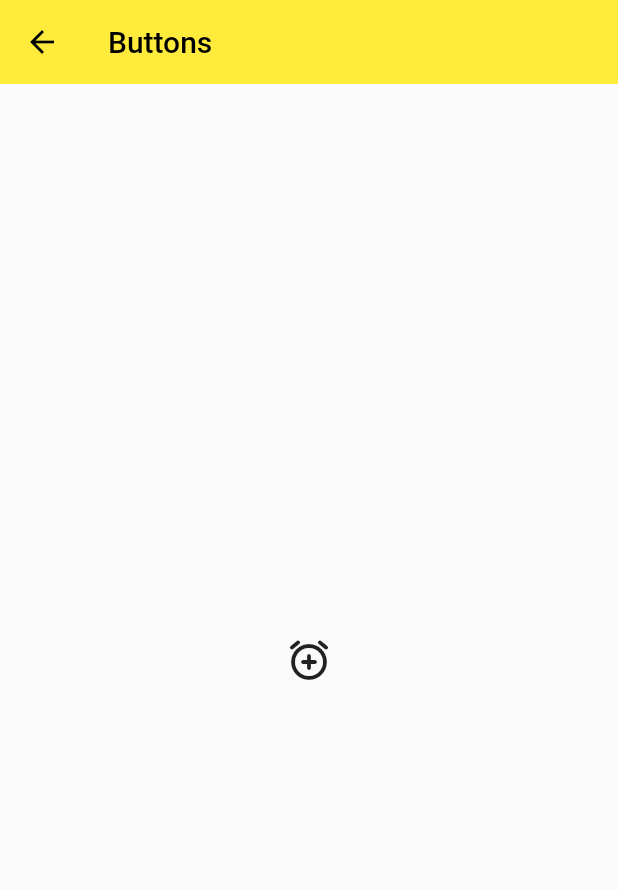
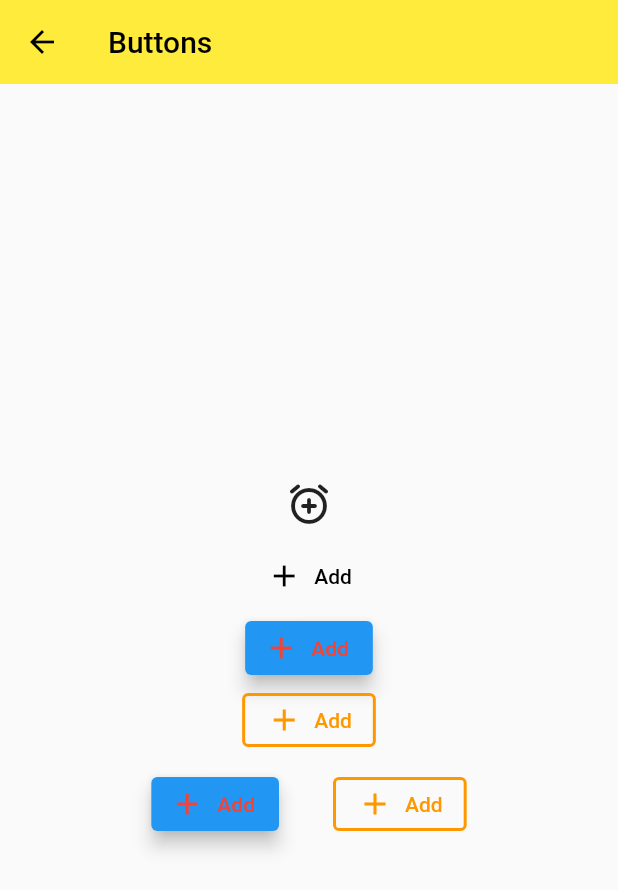
Before and after one commit to kenLiaowj/FlutterApp, a Flutter app: the screen it shows after launch, after a tap on "Buttons Demo", on a phone screen of 412 x 824 dp. Shown: the top 890 px of the screen. Run offline on Flutter 3.47's test engine with Material 2 defaults, Android fonts, the phone set to English and light mode, and no system bars.

Commit message:
1. 添加4种类型的Button 2. 添加FloatingButton

```diff
--- a/lib/demo/material_components.dart
+++ b/lib/demo/material_components.dart
@@ -1,5 +1,6 @@
 import 'package:flutter/material.dart';
 import 'material_design/button_demo.dart';
+import 'material_design/floating_button.dart';
 
 class MaterialComponents extends StatelessWidget {
   const MaterialComponents({super.key});
@@ -12,7 +13,10 @@ class MaterialComponents extends StatelessWidget {
         elevation: 0.0,
       ),
       body: ListView(
-        children: [ListViewItem('Buttons Demo', ButtonsDemo())],
+        children: [
+          ListViewItem('Buttons Demo', ButtonsDemo()),
+          ListViewItem('Floating Button Demo', FloatingButtonDemo())
+        ],
       ),
     );
   }
--- a/lib/demo/material_design/button_demo.dart
+++ b/lib/demo/material_design/button_demo.dart
@@ -21,7 +21,22 @@ class ButtonsDemo extends StatelessWidget {
         padding: EdgeInsets.all(16.0),
         child: Column(
           mainAxisAlignment: MainAxisAlignment.center,
-          children: [ColumnItem(ButtonType.iconButton)],
+          children: [
+            ColumnItem(ButtonType.iconButton),
+            ColumnItem(ButtonType.textButton),
+            ColumnItem(ButtonType.elevatedButton),
+            ColumnItem(ButtonType.outlinedButton),
+            ButtonBar(
+              alignment: MainAxisAlignment.center,
+              children: [
+                ColumnItem(ButtonType.elevatedButton),
+                SizedBox(
+                  width: 20,
+                ),
+                ColumnItem(ButtonType.outlinedButton)
+              ],
+            )
+          ],
         ),
       ),
     );
@@ -36,12 +51,34 @@ class ColumnItem extends StatelessWidget {
   Widget _createButton(ButtonType type) {
     switch (this.type) {
       case ButtonType.textButton:
-        return IconButton(
-            onPressed: () {}, icon: Icon(Icons.add_alarm_rounded));
+        return TextButton.icon(
+            style: ButtonStyle(
+                iconColor: MaterialStateProperty.all(Colors.black),
+                foregroundColor: MaterialStateProperty.all(Colors.black)),
+            onPressed: () {},
+            icon: Icon(Icons.add),
+            label: Text('Add'));
       case ButtonType.elevatedButton:
-        return Container();
+        return ElevatedButton.icon(
+            style: ButtonStyle(
+                iconColor: MaterialStateProperty.all(Colors.red),
+                foregroundColor: MaterialStateProperty.all(Colors.red),
+                backgroundColor: MaterialStateProperty.all(Colors.blue),
+                elevation: MaterialStateProperty.all(5.0)),
+            onPressed: () {},
+            icon: Icon(Icons.add),
+            label: Text('Add'));
       case ButtonType.outlinedButton:
-        return Container();
+        return OutlinedButton.icon(
+            style: ButtonStyle(
+                side: MaterialStateProperty.all(
+                    BorderSide(width: 2.0, color: Colors.orange)),
+                foregroundColor: MaterialStateProperty.all(Colors.orange),
+                backgroundColor: MaterialStateProperty.all(Colors.transparent),
+                overlayColor: MaterialStateProperty.all(Colors.green)),
+            onPressed: () {},
+            icon: Icon(Icons.add),
+            label: Text('Add'));
       case ButtonType.iconButton:
         return IconButton(
           iconSize: 32,
```
Also changed, not shown: lib/demo/material_design/floating_button.dart (added, +29 -0 lines), 2 other files.
